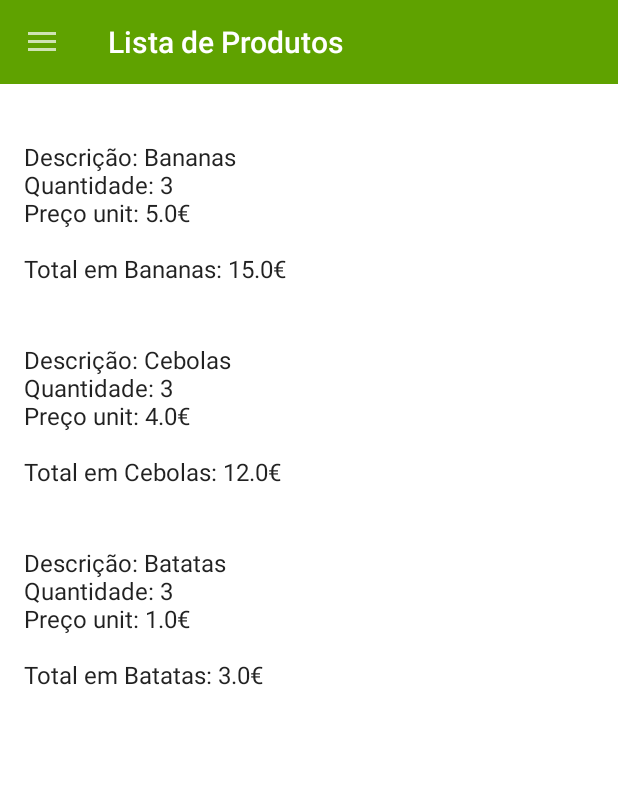
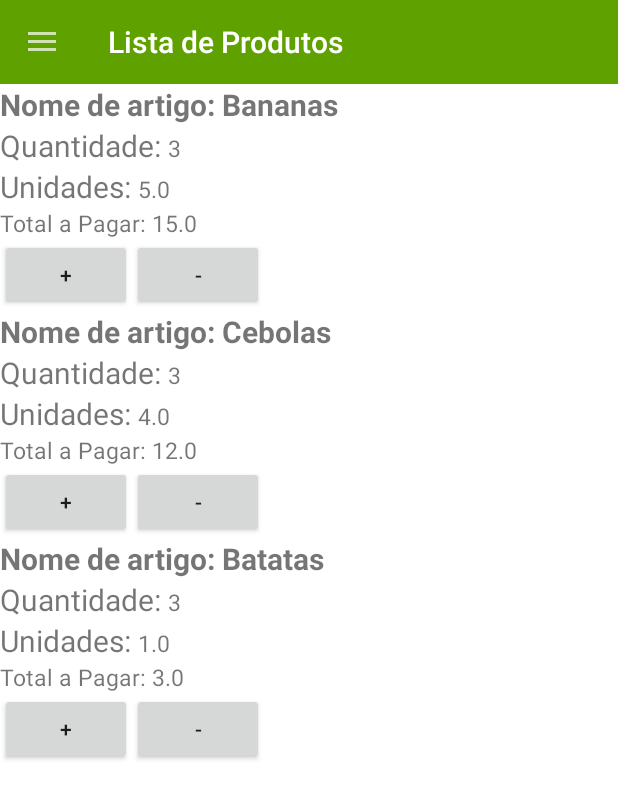
Before and after one commit to jvasconcelos1980/mini-projecto-compras, an Android app: the compras screen opened directly, with no data from a screen before it, on a phone screen of 412 x 824 dp. Shown: the top 799 px of the screen. Run offline under Robolectric (Android 15) with nearby library versions, the phone set to English and light mode, and no system bars.

Commit message:
Lista com base no requisito MT - RecycleView Nova Lista Items Novos métodos na class Lista Compras

```diff
--- a/app/build.gradle
+++ b/app/build.gradle
@@ -36,5 +36,6 @@ dependencies {
     androidTestImplementation 'androidx.test.ext:junit:1.1.1'
     androidTestImplementation 'androidx.test.espresso:espresso-core:3.2.0'
     implementation 'androidx.cardview:cardview:1.0.0'
+    implementation 'com.android.support:recyclerview-v7:28.0.0'
     implementation 'com.google.android.material:material:1.0.0'
 }
--- /dev/null
+++ b/app/src/main/java/com/example/compras/ComprasAdapter.kt
@@ -0,0 +1,33 @@
+package com.example.compras
+
+import android.content.Context
+import android.view.LayoutInflater
+import android.view.View
+import android.view.ViewGroup
+import android.widget.TextView
+import androidx.recyclerview.widget.RecyclerView
+import kotlinx.android.synthetic.main.item_expression.view.*
+
+
+class ComprasAdapter(private val context: Context, private val layout: Int,
+                     private val items: List<lista_compras>) : RecyclerView.Adapter<ComprasAdapter.ComprasViewHolder>() {
+    class ComprasViewHolder(view: View) : RecyclerView.ViewHolder(view) {
+        val produto: TextView = view.text_produto
+        val quantidade: TextView = view.text_quantidade
+        val precoUnit: TextView = view.text_precoUnit
+        val total: TextView = view.text_total_pagar
+    }
+    override fun onCreateViewHolder(parent: ViewGroup, viewType: Int): ComprasViewHolder {
+        return ComprasViewHolder(LayoutInflater.from(context).inflate(layout,parent,false))
+    }
+
+    override fun onBindViewHolder(holder: ComprasViewHolder, position: Int) {
+        holder.produto.text = items[position].mostraNomeProduto()
+        holder.quantidade.text = items[position].mostraQuantidade().toString()
+        holder.precoUnit.text = items[position].mostraPreco().toString()
+        holder.total.text = items[position].calcularPrecos().toString()
+    }
+
+    override fun getItemCount() = items.size
+
+}
--- a/app/src/main/java/com/example/compras/compras.kt
+++ b/app/src/main/java/com/example/compras/compras.kt
@@ -1,6 +1,8 @@
 package com.example.compras
 
 import NavigationManager
+import android.content.Context
+import android.graphics.drawable.ClipDrawable.VERTICAL
 import android.nfc.Tag
 import android.os.Build
 import android.os.Bundle
@@ -13,9 +15,12 @@ import androidx.annotation.RequiresApi
 import androidx.appcompat.app.ActionBarDrawerToggle
 import androidx.appcompat.app.AppCompatActivity
 import androidx.core.view.GravityCompat
+import androidx.recyclerview.widget.DividerItemDecoration
+import androidx.recyclerview.widget.LinearLayoutManager
 import com.google.android.material.navigation.NavigationView
 import kotlinx.android.synthetic.main.activity_compras.*
 import kotlinx.android.synthetic.main.drawer_header.view.*
+import kotlinx.android.synthetic.main.item_expression.*
 
 class compras () : AppCompatActivity(), NavigationView.OnNavigationItemSelectedListener {
 
@@ -119,35 +124,12 @@ class compras () : AppCompatActivity(), NavigationView.OnNavigationItemSelectedL
 
         // Código para fazer Lista
 
-        // dummy test
-        //lista_artigos.adapter = ArrayAdapter(this,android.R.layout.simple_expandable_list_item_1, arrayListOf("item 1", "item 2"))
-
-        var listView = findViewById<ListView>(R.id.lista_artigos)
-        val lista_produtos = arrayOfNulls<String>(listaCompras.size)
-        val lista_quantidades = arrayOfNulls<String>(listaCompras.size)
-        val lista_precos = arrayOfNulls<String>(listaCompras.size)
-
-
-        for (i in 0 until listaCompras.size) {
-            val item = listaCompras[i]
-            lista_produtos[i] = "\n" +
-                    "\nDescrição: " + item.getProduto().toString() +
-                    "\nQuantidade: " + item.getQuantidades().toString() +
-                    "\nPreço unit: " + item.getPrecos().toString() + "€" +
-                    "\n" +
-                    "\nTotal em " + item.getProduto() + ": " + (item.getQuantidades()*item.getPrecos()).toString() + "€"
-
-
-        }
-
-
-        val adapter = ArrayAdapter(this, android.R.layout.simple_list_item_1,lista_produtos)
-        lista_artigos.adapter = adapter
+        this.lista_artigos?.layoutManager = LinearLayoutManager(this)
+        lista_artigos?.adapter = ComprasAdapter(this,R.layout.item_expression, listaCompras)
 
         // End
 
         //update totais & quantidades no menu drawer
-
         calcularQuantidades().let { nav_drawer.getHeaderView(0).quantidadeArtigos.text = it }
         calcularTotal().let { nav_drawer.getHeaderView(0).valorTotalPagar.text = it }
     }
@@ -160,4 +142,5 @@ class compras () : AppCompatActivity(), NavigationView.OnNavigationItemSelectedL
         Log.i(TAG,"menu fechado...")
         return true
     }
+
 }
--- a/app/src/main/java/com/example/compras/comprasAdapter.kt
+++ /dev/null
@@ -1,31 +0,0 @@
-package com.example.compras
-
-import android.content.Context
-import android.media.VolumeShaper
-import android.view.LayoutInflater
-import android.view.View
-import android.view.ViewGroup
-import android.widget.TextView
-import androidx.recyclerview.widget.RecyclerView
-import kotlinx.android.synthetic.main.activity_compras.view.*
-
-class ComprasAdapter /*(private val context: Context, private val layout: Int, private val items: List<VolumeShaper.Operation>) : RecyclerView.Adapter<ComprasAdapter.ComprasViewHolder>() */{
-
-   /* class ComprasViewHolder(view: View) : RecyclerView.ViewHolder(view) {
-
-        val produto: TextView = view.text_produto
-        val quantidade: TextView = view.text_quantidade
-    }
-
-    override fun onCreateViewHolder(parent: ViewGroup, viewType: Int): ComprasViewHolder {
-        return ComprasViewHolder(LayoutInflater.from(context).inflate(layout,parent,false))
-    }
-
-    override fun onBindViewHolder(holder: ComprasViewHolder, position: Int) {
-        holder.produto.text = items[position].toString()
-        holder.quantidade.text = items[position].toString()
-    }
-
-    override fun getItemCount() = items.size
-*/
-}
--- a/app/src/main/java/com/example/compras/lista_compras.kt
+++ b/app/src/main/java/com/example/compras/lista_compras.kt
@@ -4,17 +4,30 @@ import android.media.Image
 
 class lista_compras(val nomeProduto: String, val quantidade: Int, val precoUnitario: Double) {
 
-    fun getProduto() : String {
+    fun mostraNomeProduto() : String {
         return this.nomeProduto
     }
 
-    fun getQuantidades() : Int {
+    fun mostraQuantidade() : Int {
         return this.quantidade
     }
 
-    fun getPrecos() : Double {
-
+    fun mostraPreco() : Double {
         return this.precoUnitario
     }
 
+    fun calcularPrecos() : Double {
+        return this.precoUnitario * this.quantidade
+    }
+
+    // para implementar onclick no item selecionado
+    fun aumentarQt() {
+        this.quantidade.inc()
+    }
+
+    // para implementar onclick no item selecionado
+    fun diminuirQt() {
+        this.quantidade.dec()
+    }
+
 }
--- /dev/null
+++ b/app/src/main/res/drawable/ic_drag_handle_black_24dp.xml
@@ -0,0 +1,5 @@
+<vector android:height="10dp" android:tint="#0C9511"
+    android:viewportHeight="24.0" android:viewportWidth="24.0"
+    android:width="10dp" xmlns:android="http://schemas.android.com/apk/res/android">
+    <path android:fillColor="#FF000000" android:pathData="M20,9H4v2h16V9zM4,15h16v-2H4v2z"/>
+</vector>
--- a/app/src/main/res/layout/activity_compras.xml
+++ b/app/src/main/res/layout/activity_compras.xml
@@ -41,31 +41,26 @@
                     android:textColor="#ffffff"
                     style="@style/TextAppearance.AppCompat.Widget.ActionBar.Title"
                     />
-
-
             </LinearLayout>
 
         </androidx.appcompat.widget.Toolbar>
-        <ListView
+
+        <androidx.recyclerview.widget.RecyclerView
+            xmlns:android="http://schemas.android.com/apk/res/android"
+            xmlns:tools="http://schemas.android.com/tools"
             android:id="@+id/lista_artigos"
             android:layout_width="match_parent"
             android:layout_height="match_parent"
-            android:clickable="true"
-            >
+            tools:context=".compras"
+            />
 
-            <!--<TextView
-                android:id="@+id/text_produto"
-                android:layout_width="match_parent"
-                android:layout_height="match_parent"
-                android:text="test1" />
-
-            <TextView
-                android:id="@+id/text_quantidade"
-                android:layout_width="match_parent"
-                android:layout_height="match_parent"
-                android:text="test2" />-->
-        </ListView>
-
+    <Button
+        android:layout_width="0dp"
+        android:layout_height="10dp"
+        android:text="+"
+        android:id="@+id/inc_quantidade"
+        >
+    </Button>
 
     </com.google.android.material.appbar.AppBarLayout>
     <com.google.android.material.navigation.NavigationView
--- /dev/null
+++ b/app/src/main/res/layout/item_expression.xml
@@ -0,0 +1,105 @@
+<?xml version="1.0" encoding="utf-8"?>
+<LinearLayout
+    xmlns:android="http://schemas.android.com/apk/res/android"
+    android:orientation="vertical"
+    android:layout_width="match_parent"
+    android:layout_height="wrap_content">
+    <LinearLayout
+        android:layout_width="match_parent"
+        android:layout_height="match_parent"
+        android:orientation="horizontal"
+        >
+        <TextView
+            android:layout_width="wrap_content"
+            android:layout_height="wrap_content"
+            android:text="Nome de artigo: "
+            android:textSize="20sp"
+            android:textStyle="bold"
+            />
+        <TextView
+            android:id="@+id/text_produto"
+            android:text="artigo"
+            android:layout_width="wrap_content"
+            android:layout_height="wrap_content"
+            android:textSize="20sp"
+            android:textStyle="bold"
+            />
+    </LinearLayout>
+    <LinearLayout
+        android:layout_width="match_parent"
+        android:layout_height="match_parent"
+        android:orientation="horizontal"
+        >
+        <TextView
+            android:layout_width="wrap_content"
+            android:layout_height="wrap_content"
+            android:text="Quantidade: "
+            android:textSize="20sp"
+            />
+        <TextView
+            android:id="@+id/text_quantidade"
+            android:text="quantidade"
+            android:layout_width="wrap_content"
+            android:layout_height="wrap_content"
+            android:textSize="15sp"
+            />
+    </LinearLayout>
+    <LinearLayout
+        android:layout_width="match_parent"
+        android:layout_height="match_parent"
+        android:orientation="horizontal"
+        >
+        <TextView
+            android:layout_width="wrap_content"
+            android:layout_height="wrap_content"
+            android:text="Unidades: "
+            android:textSize="20sp"
+            />
+        <TextView
+            android:id="@+id/text_precoUnit"
+            android:text="unit"
+            android:layout_width="wrap_content"
+            android:layout_height="wrap_content"
+            android:textSize="15sp"
+            />
+    </LinearLayout>
+    <LinearLayout
+        android:layout_width="match_parent"
+        android:layout_height="match_parent"
+        android:orientation="horizontal"
+        >
+        <TextView
+            android:layout_width="wrap_content"
+            android:layout_height="wrap_content"
+            android:text="Total a Pagar: "
+            android:textSize="15sp"
+            />
+        <TextView
+            android:id="@+id/text_total_pagar"
+            android:text="preco"
+            android:layout_width="wrap_content"
+            android:layout_height="wrap_content"
+            android:textSize="15sp"
+            />
+    </LinearLayout>
+    <LinearLayout
+        android:layout_width="match_parent"
+        android:layout_height="match_parent"
+        android:orientation="horizontal"
+        >
+
+        <Button
+            android:layout_width="wrap_content"
+            android:layout_height="wrap_content"
+            android:text="+"
+            android:id="@+id/botao_add"
+            >
+        </Button>
+        <Button
+            android:id="@+id/botao_remove"
+            android:layout_width="wrap_content"
+            android:layout_height="wrap_content"
+            android:text="-">
+        </Button>
+    </LinearLayout>
+</LinearLayout>
```
